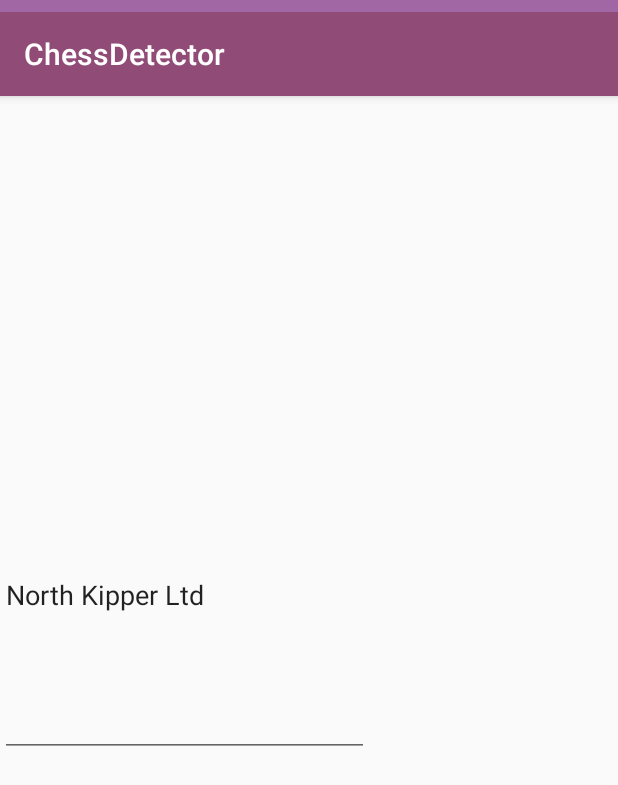
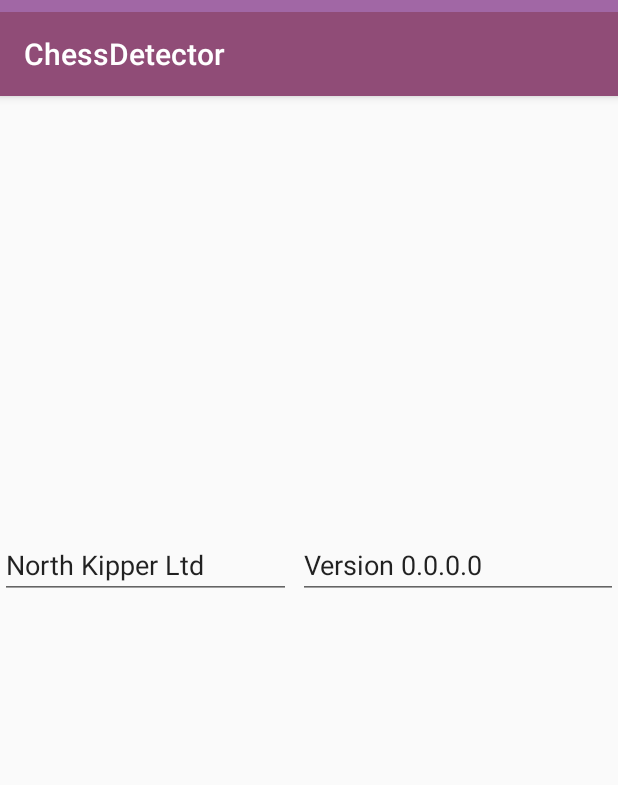
Before and after one commit to north-kipper-ltd/chess-detector, an Android app: the screen it shows after launch (MainActivity), in the options menu, after a tap on "About", on a phone screen of 412 x 824 dp. Shown: the top 785 px of the screen. Run offline under Robolectric (Android 15) with nearby library versions, the phone set to English and light mode, and no system bars.

Commit message:
Add version

```diff
--- a/app/build.gradle
+++ b/app/build.gradle
@@ -32,4 +32,6 @@ dependencies {
     testImplementation 'junit:junit:4.12'
     androidTestImplementation 'androidx.test:runner:1.1.0-alpha4'
     androidTestImplementation 'androidx.test.espresso:espresso-core:3.1.0-alpha4'
+    implementation 'androidx.viewpager:viewpager:1.0.0'
+    implementation 'androidx.gridlayout:gridlayout:1.0.0'
 }
--- a/app/src/main/res/layout/about_main.xml
+++ b/app/src/main/res/layout/about_main.xml
@@ -28,17 +28,26 @@
         </androidx.appcompat.widget.Toolbar>
 
     </com.google.android.material.appbar.AppBarLayout>
-    <androidx.viewpager.widget.ViewPager
-            android:id="@+id/container"
+    <ScrollView
             android:layout_width="match_parent"
-            android:layout_height="666dp"
-            app:layout_behavior="@string/appbar_scrolling_view_behavior"/>
+            android:layout_height="753dp" app:layout_anchorGravity="bottom|center" app:layout_anchor="@+id/appbar"
+            android:id="@+id/scrollView3">
+        <LinearLayout android:layout_width="match_parent" android:layout_height="wrap_content"
+                      android:orientation="vertical"/>
+    </ScrollView>
     <EditText
-            android:layout_width="246dp"
-            android:layout_height="215dp"
+            android:layout_width="194dp"
+            android:layout_height="wrap_content"
             android:inputType="textPersonName"
             android:text="North Kipper Ltd"
             android:ems="10"
-            android:id="@+id/editText" app:layout_anchorGravity="left|center" app:layout_anchor="@+id/container"/>
+            android:id="@+id/editText8" app:layout_anchorGravity="left|center" app:layout_anchor="@+id/scrollView3"/>
+    <EditText
+            android:layout_width="wrap_content"
+            android:layout_height="wrap_content"
+            android:inputType="textPersonName"
+            android:text="Version 0.0.0.0"
+            android:ems="10"
+            android:id="@+id/editText9" app:layout_anchorGravity="right|center" app:layout_anchor="@+id/scrollView3"/>
 
 </androidx.coordinatorlayout.widget.CoordinatorLayout>
```
Also changed, not shown: app/src/main/res/layout/activity_main.xml (+6 -6 lines).
